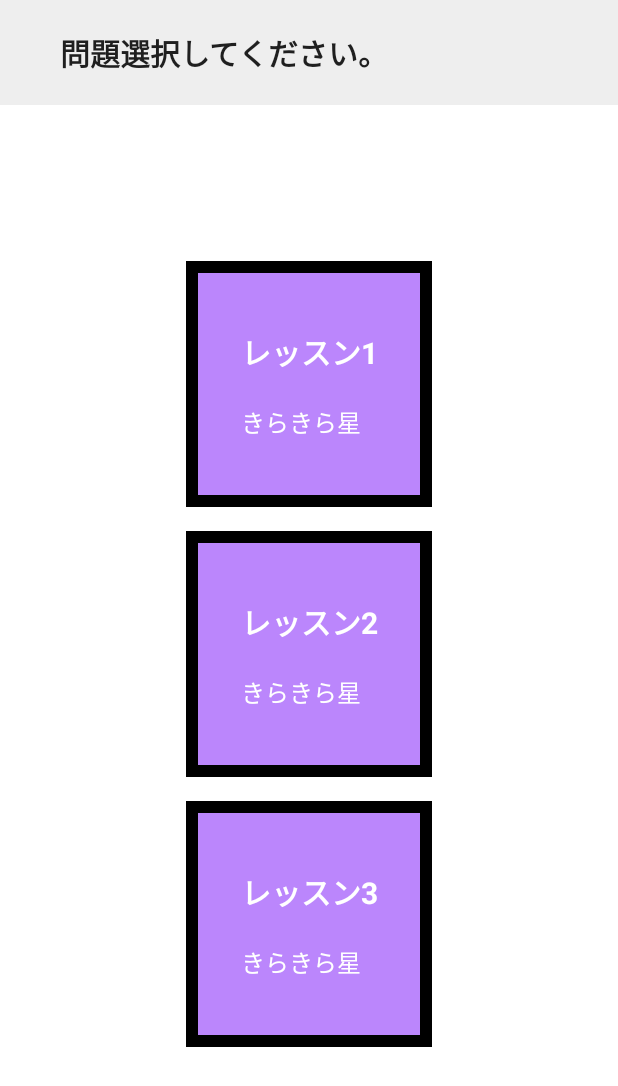
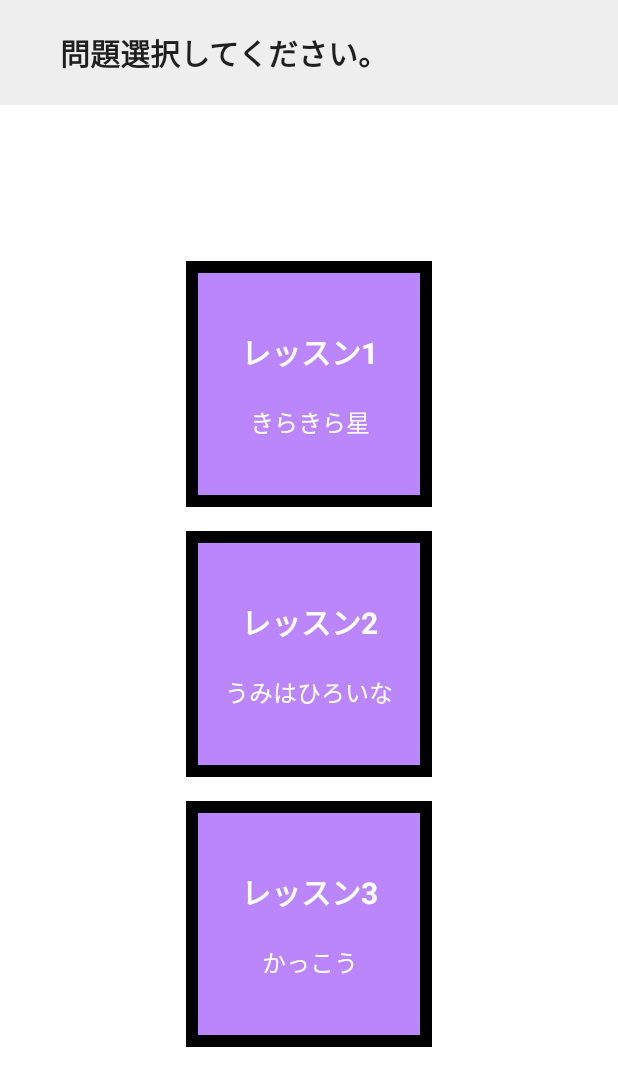
Before and after one commit to mohachi8/MusicEducationTest, an Android app built with Jetpack Compose: the screen it shows after launch (MainActivity), on a phone screen of 412 x 824 dp. Shown: the top 1086 px of the screen. Run offline under Robolectric (Android 15) with nearby library versions, the phone set to English and light mode, and no system bars.

Commit message:
問題選択画面で曲の題名が表示される機能を実装

```diff
--- a/app/src/main/java/com/example/musiceducationtest/QuestionSelectionScreen.kt
+++ b/app/src/main/java/com/example/musiceducationtest/QuestionSelectionScreen.kt
@@ -6,6 +6,7 @@ import androidx.compose.foundation.clickable
 import androidx.compose.foundation.layout.*
 import androidx.compose.foundation.lazy.grid.GridCells
 import androidx.compose.foundation.lazy.grid.LazyVerticalGrid
+import androidx.compose.foundation.lazy.grid.items
 import androidx.compose.material.Text
 import androidx.compose.runtime.Composable
 import androidx.compose.ui.Alignment
@@ -20,7 +21,11 @@ import com.example.musiceducationtest.ui.theme.Purple200
 @Composable
 fun QuestionSelectionScreen(navController: NavController) {
 
-    val lessons = listOf("レッスン1", "レッスン2", "レッスン3")
+    val lessons = listOf(
+        Lesson("レッスン1", "きらきら星"),
+        Lesson("レッスン2", "うみはひろいな"),
+        Lesson("レッスン3", "かっこう")
+    )
 
     LazyVerticalGrid(
         columns = GridCells.Adaptive(300.dp),
@@ -28,15 +33,18 @@ fun QuestionSelectionScreen(navController: NavController) {
         modifier = Modifier
             .padding(start = 100.dp, end = 100.dp, top = 80.dp)
     ) {
-        items(lessons.size) { index ->
-            val lesson = lessons[index]
-            LessonBox(lesson = lesson, lessonId = index, navController = navController)
+        items(lessons) { lesson ->
+            LessonBox(
+                lesson = lesson,
+                lessonId = lessons.indexOf(lesson),
+                navController = navController
+            )
         }
     }
 }
 
 @Composable
-fun LessonBox(lesson: String, lessonId: Int, navController: NavController) {
+fun LessonBox(lesson: Lesson, lessonId: Int, navController: NavController) {
     Box(
         modifier = Modifier
             .padding(8.dp)
@@ -45,21 +53,27 @@ fun LessonBox(lesson: String, lessonId: Int, navController: NavController) {
             .background(Purple200)
             .clickable { navController.navigate("explanation/$lessonId") }
             .border(width = 8.dp, color = Color.Black),
-        contentAlignment = Alignment.Center
+        contentAlignment = Alignment.Center,
     ) {
-        Column(verticalArrangement = Arrangement.Center) {
+        Column(
+            verticalArrangement = Arrangement.Center,
+            horizontalAlignment = Alignment.CenterHorizontally
+        ) {
             Text(
-                text = lesson,
+                text = lesson.title,
                 fontWeight = FontWeight.Bold,
                 fontSize = 20.sp,
                 color = Color.White
             )
             Spacer(modifier = Modifier.height(20.dp))
             Text(
-                text = "きらきら星",
+                text = lesson.description,
                 fontSize = 16.sp,
                 color = Color.White
             )
         }
     }
 }
+
+// レッスンのデータクラス
+data class Lesson(val title: String, val description: String)
```
